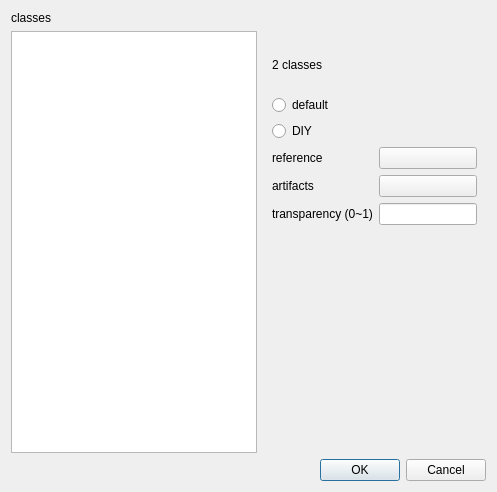
yiyi1zhang/WIP_Yi, file configGUI/cPatches.ui: the form before one commit.
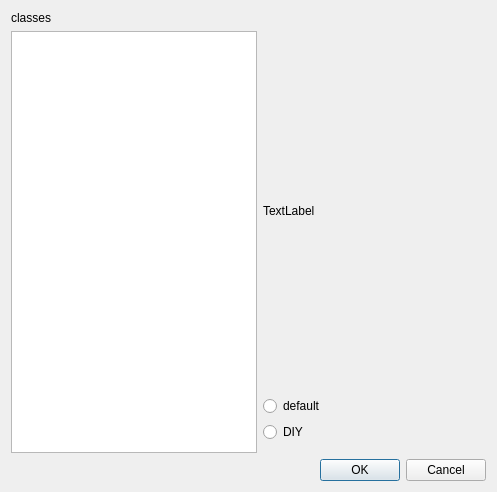
The form after the commit. The open tabs and pages were chosen to show the change.

```diff
--- a/configGUI/cPatches.ui
+++ b/configGUI/cPatches.ui
@@ -587,6 +587,44 @@
          </item>
         </layout>
        </widget>
+       <widget class="QWidget" name="page_4">
+        <widget class="QWidget" name="gridLayoutWidget">
+         <property name="geometry">
+          <rect>
+           <x>0</x>
+           <y>0</y>
+           <width>251</width>
+           <height>411</height>
+          </rect>
+         </property>
+         <layout class="QGridLayout" name="gridLayout_4" columnstretch="0,0">
+          <property name="sizeConstraint">
+           <enum>QLayout::SetMinAndMaxSize</enum>
+          </property>
+          <item row="0" column="0">
+           <widget class="QLabel" name="label_classes">
+            <property name="text">
+             <string>TextLabel</string>
+            </property>
+           </widget>
+          </item>
+          <item row="1" column="0">
+           <widget class="QRadioButton" name="radioButton">
+            <property name="text">
+             <string>default</string>
+            </property>
+           </widget>
+          </item>
+          <item row="2" column="0">
+           <widget class="QRadioButton" name="radioButton_2">
+            <property name="text">
+             <string>DIY</string>
+            </property>
+           </widget>
+          </item>
+         </layout>
+        </widget>
+       </widget>
       </widget>
      </item>
     </layout>
```
